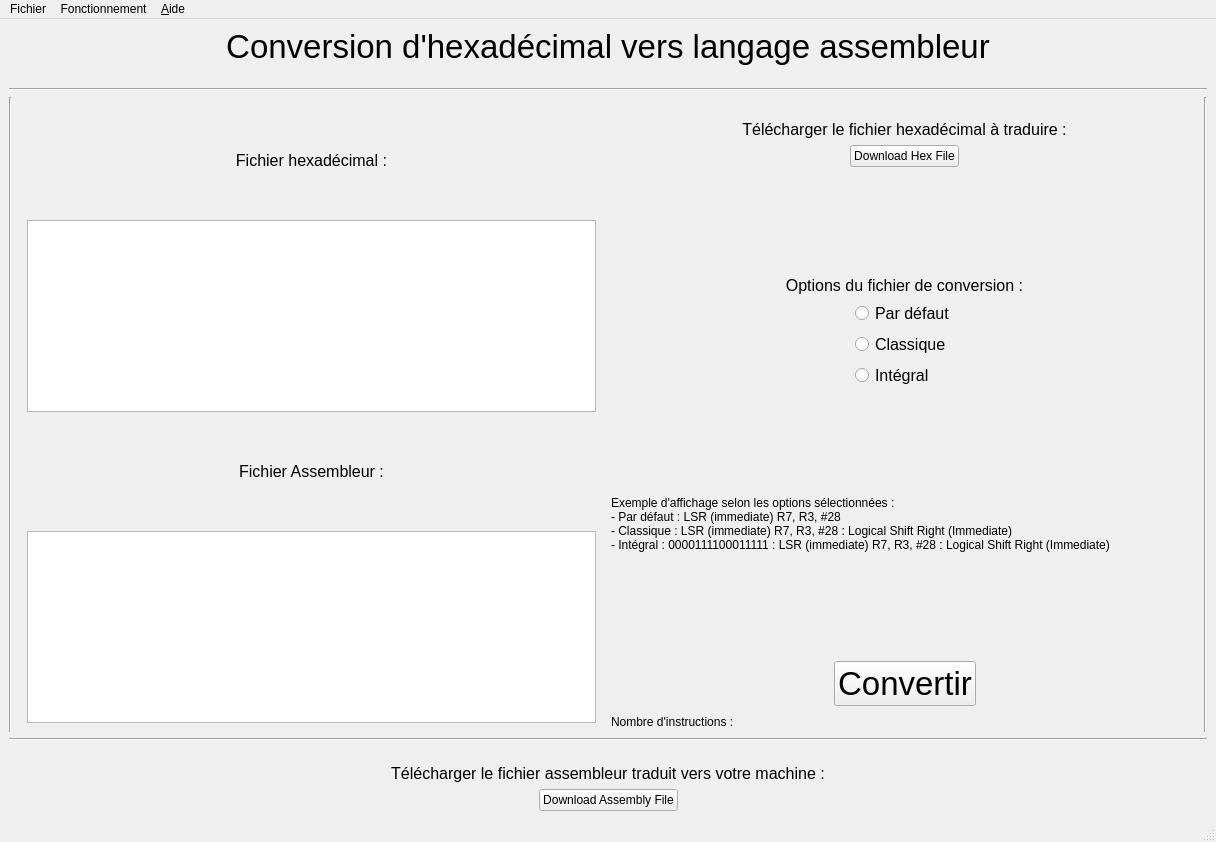
Above: OtherFiles/MainWindowV2.ui from valentinbaudon/M1_Project_HexToAssemblyConverter before the change. Below: the same form after it.
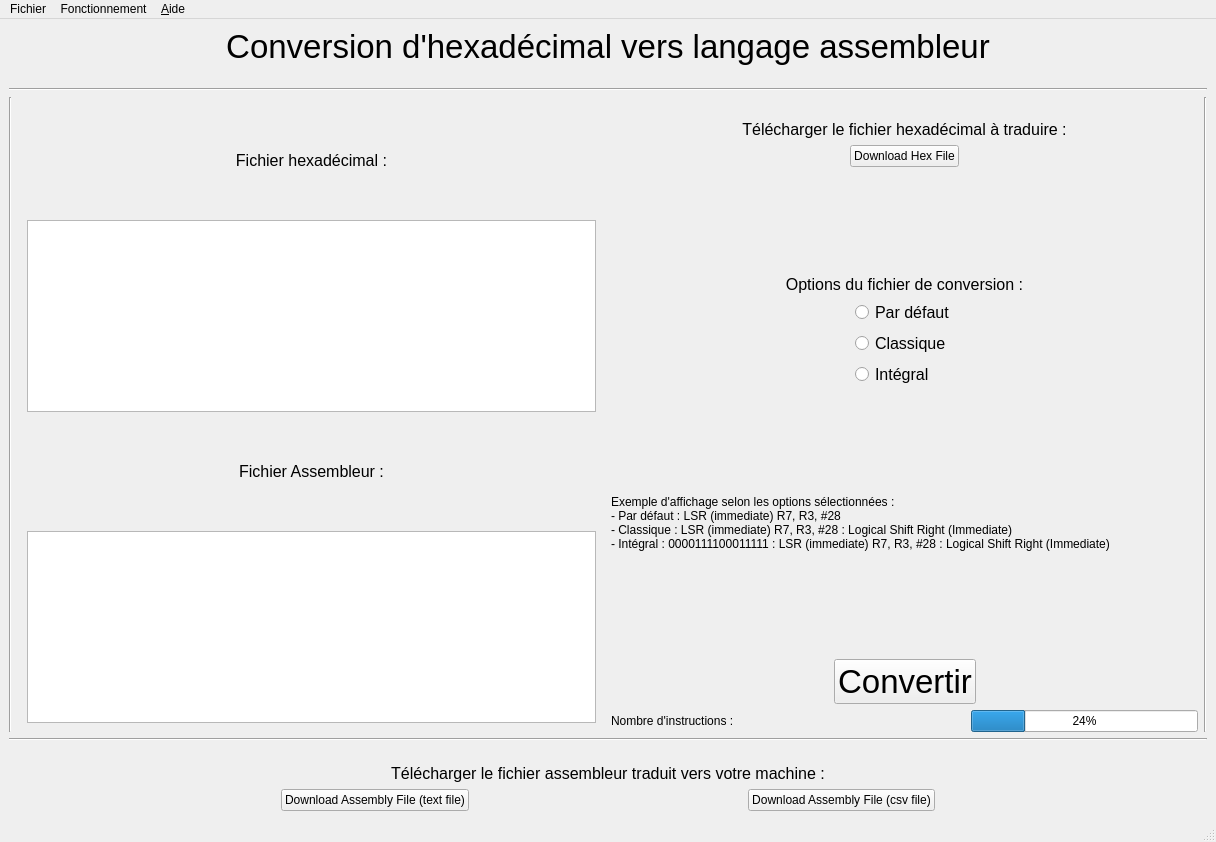
That is the form after the change.

```diff
--- a/OtherFiles/MainWindowV2.ui
+++ b/OtherFiles/MainWindowV2.ui
@@ -14,7 +14,7 @@
    <string>MainWindow</string>
   </property>
   <widget class="QWidget" name="centralwidget">
-   <layout class="QVBoxLayout" name="verticalLayout_2">
+   <layout class="QVBoxLayout" name="verticalLayout_3">
     <item>
      <widget class="QLabel" name="Title">
       <property name="font">
@@ -54,7 +54,7 @@
      </widget>
     </item>
     <item>
-     <layout class="QHBoxLayout" name="horizontalLayout_2">
+     <layout class="QHBoxLayout" name="horizontalLayout_3">
       <item>
        <widget class="Line" name="line_3">
         <property name="orientation">
@@ -136,7 +136,7 @@
        </widget>
       </item>
       <item>
-       <layout class="QVBoxLayout" name="verticalLayout">
+       <layout class="QVBoxLayout" name="verticalLayout_2">
         <item>
          <widget class="Line" name="line">
           <property name="orientation">
@@ -430,7 +430,7 @@
          </layout>
         </item>
         <item>
-         <layout class="QHBoxLayout" name="horizontalLayout">
+         <layout class="QHBoxLayout" name="horizontalLayout_2">
           <item>
            <widget class="QLabel" name="label_7">
             <property name="font">
@@ -465,6 +465,13 @@
             </property>
            </spacer>
           </item>
+          <item>
+           <widget class="QProgressBar" name="progressBar">
+            <property name="value">
+             <number>24</number>
+            </property>
+           </widget>
+          </item>
          </layout>
         </item>
        </layout>
@@ -479,7 +486,7 @@
      </layout>
     </item>
     <item>
-     <layout class="QVBoxLayout" name="FooterLayout">
+     <layout class="QVBoxLayout" name="verticalLayout">
       <item>
        <widget class="Line" name="line_2">
         <property name="orientation">
@@ -519,7 +526,7 @@
        </widget>
       </item>
       <item>
-       <layout class="QHBoxLayout" name="DownloadAssemblyButtonLayout">
+       <layout class="QHBoxLayout" name="horizontalLayout">
         <item>
          <spacer name="horizontalSpacer_5">
           <property name="orientation">
@@ -547,7 +554,7 @@
            </font>
           </property>
           <property name="text">
-           <string>Download Assembly File</string>
+           <string>Download Assembly File (text file)</string>
           </property>
          </widget>
         </item>
@@ -564,6 +571,37 @@
           </property>
          </spacer>
         </item>
+        <item>
+         <widget class="QPushButton" name="DownloadAssemblyButton_2">
+          <property name="maximumSize">
+           <size>
+            <width>400</width>
+            <height>16777215</height>
+           </size>
+          </property>
+          <property name="font">
+           <font>
+            <pointsize>9</pointsize>
+           </font>
+          </property>
+          <property name="text">
+           <string>Download Assembly File (csv file)</string>
+          </property>
+         </widget>
+        </item>
+        <item>
+         <spacer name="horizontalSpacer_10">
+          <property name="orientation">
+           <enum>Qt::Horizontal</enum>
+          </property>
+          <property name="sizeHint" stdset="0">
+           <size>
+            <width>20</width>
+            <height>20</height>
+           </size>
+          </property>
+         </spacer>
+        </item>
        </layout>
       </item>
      </layout>
```
